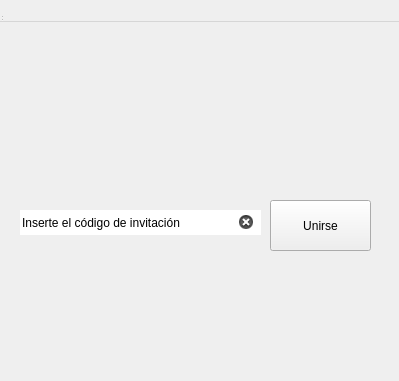
Old version of the form pantallaunirse.ui in the repository AndreyZartty/Scrabble.
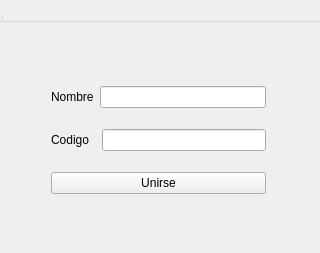
New version of the form.

Commit message: Cambio en la pantallaunirse

What changed in the file:
```diff
--- a/pantallaunirse.ui
+++ b/pantallaunirse.ui
@@ -6,78 +6,13 @@
    <rect>
     <x>0</x>
     <y>0</y>
-    <width>399</width>
-    <height>381</height>
+    <width>320</width>
+    <height>253</height>
    </rect>
   </property>
   <property name="windowTitle">
    <string>Unirse a Juego</string>
   </property>
-  <widget class="QWidget" name="centralWidget">
-   <widget class="QPushButton" name="UnirseButton">
-    <property name="geometry">
-     <rect>
-      <x>270</x>
-      <y>200</y>
-      <width>101</width>
-      <height>51</height>
-     </rect>
-    </property>
-    <property name="minimumSize">
-     <size>
-      <width>91</width>
-      <height>0</height>
-     </size>
-    </property>
-    <property name="text">
-     <string>Unirse</string>
-    </property>
-   </widget>
-   <widget class="QLineEdit" name="lineEdit">
-    <property name="geometry">
-     <rect>
-      <x>20</x>
-      <y>210</y>
-      <width>241</width>
-      <height>25</height>
-     </rect>
-    </property>
-    <property name="inputMask">
-     <string/>
-    </property>
-    <property name="text">
-     <string>Inserte el código de invitación</string>
-    </property>
-    <property name="frame">
-     <bool>false</bool>
-    </property>
-    <property name="readOnly">
-     <bool>false</bool>
-    </property>
-    <property name="clearButtonEnabled">
-     <bool>true</bool>
-    </property>
-   </widget>
-   <widget class="QLabel" name="label">
-    <property name="geometry">
-     <rect>
-      <x>110</x>
-      <y>110</y>
-      <width>141</width>
-      <height>31</height>
-     </rect>
-    </property>
-    <property name="acceptDrops">
-     <bool>false</bool>
-    </property>
-    <property name="text">
-     <string/>
-    </property>
-    <property name="wordWrap">
-     <bool>true</bool>
-    </property>
-   </widget>
-  </widget>
   <widget class="QMenuBar" name="menuBar">
    <property name="geometry">
     <rect>
@@ -96,7 +31,69 @@
     <bool>false</bool>
    </attribute>
   </widget>
-  <widget class="QStatusBar" name="statusBar"/>
+  <widget class="QStatusBar" name="statusBar">
+   <property name="geometry">
+    <rect>
+     <x>0</x>
+     <y>0</y>
+     <width>3</width>
+     <height>22</height>
+    </rect>
+   </property>
+  </widget>
+  <widget class="QWidget" name="verticalLayoutWidget">
+   <property name="geometry">
+    <rect>
+     <x>40</x>
+     <y>60</y>
+     <width>237</width>
+     <height>161</height>
+    </rect>
+   </property>
+   <layout class="QVBoxLayout" name="verticalLayout_2">
+    <item>
+     <layout class="QHBoxLayout" name="horizontalLayout_3">
+      <item>
+       <widget class="QLabel" name="label_3">
+        <property name="text">
+         <string>Nombre</string>
+        </property>
+       </widget>
+      </item>
+      <item>
+       <widget class="QLineEdit" name="lineEdit_2"/>
+      </item>
+     </layout>
+    </item>
+    <item>
+     <layout class="QHBoxLayout" name="horizontalLayout_2">
+      <item>
+       <widget class="QLabel" name="label_2">
+        <property name="text">
+         <string>Codigo  </string>
+        </property>
+       </widget>
+      </item>
+      <item>
+       <widget class="QLineEdit" name="lineEdit"/>
+      </item>
+     </layout>
+    </item>
+    <item>
+     <widget class="QPushButton" name="UnirseButton">
+      <property name="minimumSize">
+       <size>
+        <width>91</width>
+        <height>0</height>
+       </size>
+      </property>
+      <property name="text">
+       <string>Unirse</string>
+      </property>
+     </widget>
+    </item>
+   </layout>
+  </widget>
  </widget>
  <layoutdefault spacing="6" margin="11"/>
  <resources/>
```
Left out of the diff: 14 changed lines with no effect on the pictures. The commit also changes 1 other file.
